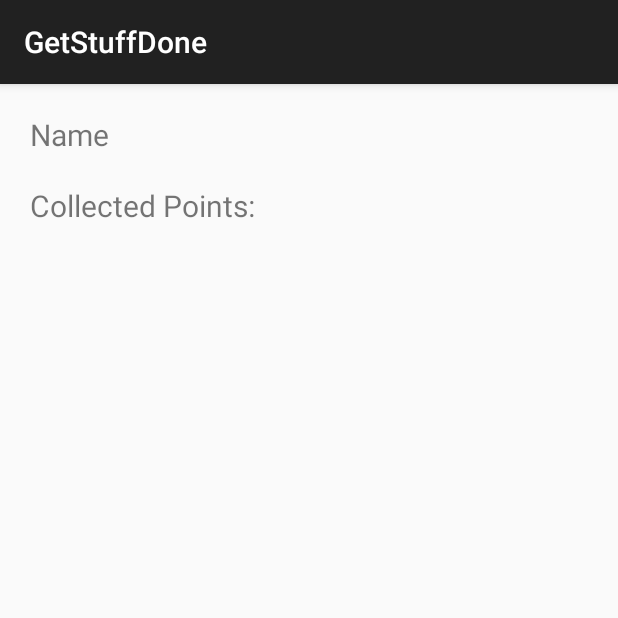
After one commit to Fuzzy3/GetStuffDone, an Android app: the UserAccountActivity screen opened directly, with no data from a screen before it, on a phone screen of 412 x 824 dp, the top half of it. The commit adds this screen. Run offline under Robolectric (Android 15) with nearby library versions, the phone set to English and light mode, and no system bars; libraries missing offline, so code that uses them is left out: io.realm.

Commit message:
Database changes (in progress)

```diff
--- a/app/build.gradle
+++ b/app/build.gradle
@@ -38,8 +38,8 @@ dependencies {
     compile 'com.android.support:recyclerview-v7:26.1.0'
     compile 'io.realm:android-adapters:2.1.0'
     compile 'com.android.support:cardview-v7:26.1.0'
+    compile 'com.android.support:design:27.0.0'
+    compile 'com.android.support:support-v4:27.0.0'
     testCompile 'junit:junit:4.12'
     annotationProcessor 'com.jakewharton:butterknife-compiler:8.5.1'
-    compile 'com.android.support:design:27.0.0'
-    compile 'com.android.support:support-v4:27.0.0'
 }
--- a/app/src/main/java/com/oestbalmer/android/getstuffdone/App.java
+++ b/app/src/main/java/com/oestbalmer/android/getstuffdone/App.java
@@ -1,6 +1,7 @@
 package com.oestbalmer.android.getstuffdone;
 
 import android.app.Application;
+import android.util.Log;
 
 import io.realm.Realm;
 
@@ -10,5 +11,6 @@ public class App extends Application {
     public void onCreate() {
         super.onCreate();
         Realm.init(this);
+        Log.i("APP", "TESTTEST");
     }
 }
--- a/app/src/main/java/com/oestbalmer/android/getstuffdone/RealmDatabase.java
+++ b/app/src/main/java/com/oestbalmer/android/getstuffdone/RealmDatabase.java
@@ -2,6 +2,7 @@ package com.oestbalmer.android.getstuffdone;
 
 
 import com.oestbalmer.android.getstuffdone.Model.Task;
+import com.oestbalmer.android.getstuffdone.Model.UserInfo;
 
 import io.realm.OrderedRealmCollection;
 import io.realm.RealmList;
@@ -18,5 +19,11 @@ public interface RealmDatabase {
     void unCompleteTask(Task task);
     void removeTask(Task task);
 
+    void addUserInfo(String name);
+    boolean userExist();
+    void addPoints(int points);
+    UserInfo getUserInfo();
+
+
 
 }
--- /dev/null
+++ b/app/src/main/java/com/oestbalmer/android/getstuffdone/View/UserAccountActivity.java
@@ -0,0 +1,31 @@
+package com.oestbalmer.android.getstuffdone.View;
+
+import android.content.Context;
+import android.content.Intent;
+import android.support.v7.app.AppCompatActivity;
+import android.os.Bundle;
+
+import com.oestbalmer.android.getstuffdone.R;
+import com.oestbalmer.android.getstuffdone.RealmDatabase;
+import com.oestbalmer.android.getstuffdone.RealmDatabaseImpl;
+
+public class UserAccountActivity extends AppCompatActivity {
+
+    private RealmDatabase mDatabase;
+
+    @Override
+    protected void onCreate(Bundle savedInstanceState) {
+        super.onCreate(savedInstanceState);
+        setContentView(R.layout.activity_user_account);
+
+        mDatabase = RealmDatabaseImpl.get(this);
+
+    }
+
+
+
+    public static Intent newInstance(Context packageContext) {
+        Intent i = new Intent(packageContext, UserAccountActivity.class);
+        return i;
+    }
+}
--- /dev/null
+++ b/app/src/main/res/layout/activity_user_account.xml
@@ -0,0 +1,37 @@
+<?xml version="1.0" encoding="utf-8"?>
+<RelativeLayout
+    xmlns:android="http://schemas.android.com/apk/res/android"
+    xmlns:app="http://schemas.android.com/apk/res-auto"
+    xmlns:tools="http://schemas.android.com/tools"
+    android:layout_margin="20dp"
+    android:layout_width="match_parent"
+    android:layout_height="match_parent"
+    tools:context="com.oestbalmer.android.getstuffdone.View.UserAccountActivity">
+
+    <TextView
+        android:id="@+id/nameLabel"
+        android:layout_width="wrap_content"
+        android:layout_height="wrap_content"
+        android:text="@string/usernameLabel"
+        android:textSize="20sp"/>
+
+    <TextView
+        android:id="@+id/collectedPointsLabel"
+        android:layout_width="wrap_content"
+        android:layout_height="wrap_content"
+        android:text="@string/collected_points"
+        android:layout_below="@id/nameLabel"
+        android:textSize="20sp"
+        android:layout_marginTop="20dp"/>
+
+    <TextView
+        android:id="@+id/collectedPoints"
+        android:layout_width="wrap_content"
+        android:layout_height="wrap_content"
+        android:layout_toRightOf="@id/collectedPointsLabel"
+        android:layout_alignTop="@id/collectedPointsLabel"
+        android:textSize="20sp"/>
+
+
+
+</RelativeLayout>
--- a/app/src/main/res/values/strings.xml
+++ b/app/src/main/res/values/strings.xml
@@ -9,6 +9,9 @@
     <string name="insert_task_title_text">Task</string>
     <string name="done_with_task_button_text">Done</string>
     <string name="button_remove_text">Remove</string>
+    <string name="action_favorite">userinfo</string>
+    <string name="usernameLabel">Name</string>
+    <string name="collected_points">Collected Points:</string>
 
     <string-array name="TodoOrPendingList">
         <item>TODAY</item>
```
Also changed, not shown: app/src/main/AndroidManifest.xml (+6 -3 lines), app/src/main/java/com/oestbalmer/android/getstuffdone/Model/Task.java (+9 -0 lines), app/src/main/java/com/oestbalmer/android/getstuffdone/Model/UserInfo.java (added, +37 -0 lines), app/src/main/java/com/oestbalmer/android/getstuffdone/RealmDatabaseImpl.java (+20 -0 lines), app/src/main/java/com/oestbalmer/android/getstuffdone/View/TaskManagerActivity.java (+16 -0 lines), app/src/main/res/menu/top_menu.xml (added, +11 -0 lines).
